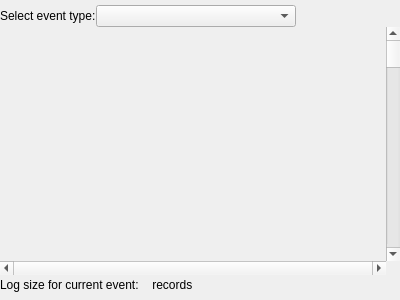
Before: the Qt Designer form ui/abstracttablevisualization.ui in snip89/wsnsim-postprocessor, drawn with Qt 5.
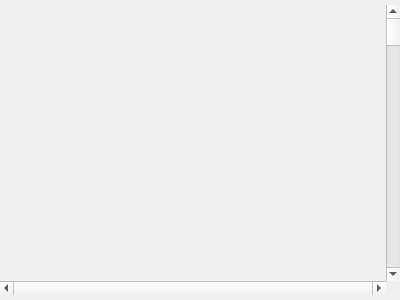
After: the same form once the commit is applied.

Commit message: all event types table visualization fix

Diff of the .ui file:
```diff
--- a/ui/abstracttablevisualization.ui
+++ b/ui/abstracttablevisualization.ui
@@ -29,7 +29,7 @@
    <property name="spacing">
     <number>0</number>
    </property>
-   <item row="1" column="0">
+   <item row="0" column="0">
     <layout class="QGridLayout" name="gridLayout_6">
      <item row="0" column="0">
       <layout class="QGridLayout" name="vAreaGridLayout">
@@ -57,108 +57,6 @@
      </item>
     </layout>
    </item>
-   <item row="0" column="0">
-    <layout class="QGridLayout" name="toolBarLayout">
-     <item row="0" column="2">
-      <widget class="QLabel" name="toolBarLabel">
-       <property name="text">
-        <string>Select event type:</string>
-       </property>
-      </widget>
-     </item>
-     <item row="0" column="3">
-      <widget class="QComboBox" name="toolBoxComboBox">
-       <property name="sizePolicy">
-        <sizepolicy hsizetype="Fixed" vsizetype="Fixed">
-         <horstretch>0</horstretch>
-         <verstretch>0</verstretch>
-        </sizepolicy>
-       </property>
-       <property name="minimumSize">
-        <size>
-         <width>200</width>
-         <height>0</height>
-        </size>
-       </property>
-       <property name="maximumSize">
-        <size>
-         <width>200</width>
-         <height>16777215</height>
-        </size>
-       </property>
-      </widget>
-     </item>
-     <item row="0" column="4">
-      <spacer name="horizontalSpacer">
-       <property name="orientation">
-        <enum>Qt::Horizontal</enum>
-       </property>
-       <property name="sizeHint" stdset="0">
-        <size>
-         <width>40</width>
-         <height>20</height>
-        </size>
-       </property>
-      </spacer>
-     </item>
-    </layout>
-   </item>
-   <item row="2" column="0">
-    <layout class="QGridLayout" name="gridLayout">
-     <item row="0" column="1">
-      <widget class="QLabel" name="recordsCountLabel">
-       <property name="sizePolicy">
-        <sizepolicy hsizetype="Preferred" vsizetype="Fixed">
-         <horstretch>0</horstretch>
-         <verstretch>0</verstretch>
-        </sizepolicy>
-       </property>
-       <property name="text">
-        <string/>
-       </property>
-      </widget>
-     </item>
-     <item row="0" column="2">
-      <widget class="QLabel" name="label_3">
-       <property name="sizePolicy">
-        <sizepolicy hsizetype="Preferred" vsizetype="Fixed">
-         <horstretch>0</horstretch>
-         <verstretch>0</verstretch>
-        </sizepolicy>
-       </property>
-       <property name="text">
-        <string> records</string>
-       </property>
-      </widget>
-     </item>
-     <item row="0" column="0">
-      <widget class="QLabel" name="label">
-       <property name="sizePolicy">
-        <sizepolicy hsizetype="Preferred" vsizetype="Fixed">
-         <horstretch>0</horstretch>
-         <verstretch>0</verstretch>
-        </sizepolicy>
-       </property>
-       <property name="text">
-        <string>Log size for current event: </string>
-       </property>
-      </widget>
-     </item>
-     <item row="0" column="3">
-      <spacer name="horizontalSpacer_2">
-       <property name="orientation">
-        <enum>Qt::Horizontal</enum>
-       </property>
-       <property name="sizeHint" stdset="0">
-        <size>
-         <width>40</width>
-         <height>20</height>
-        </size>
-       </property>
-      </spacer>
-     </item>
-    </layout>
-   </item>
   </layout>
  </widget>
  <resources/>
```
The commit also changes 4 other files.
